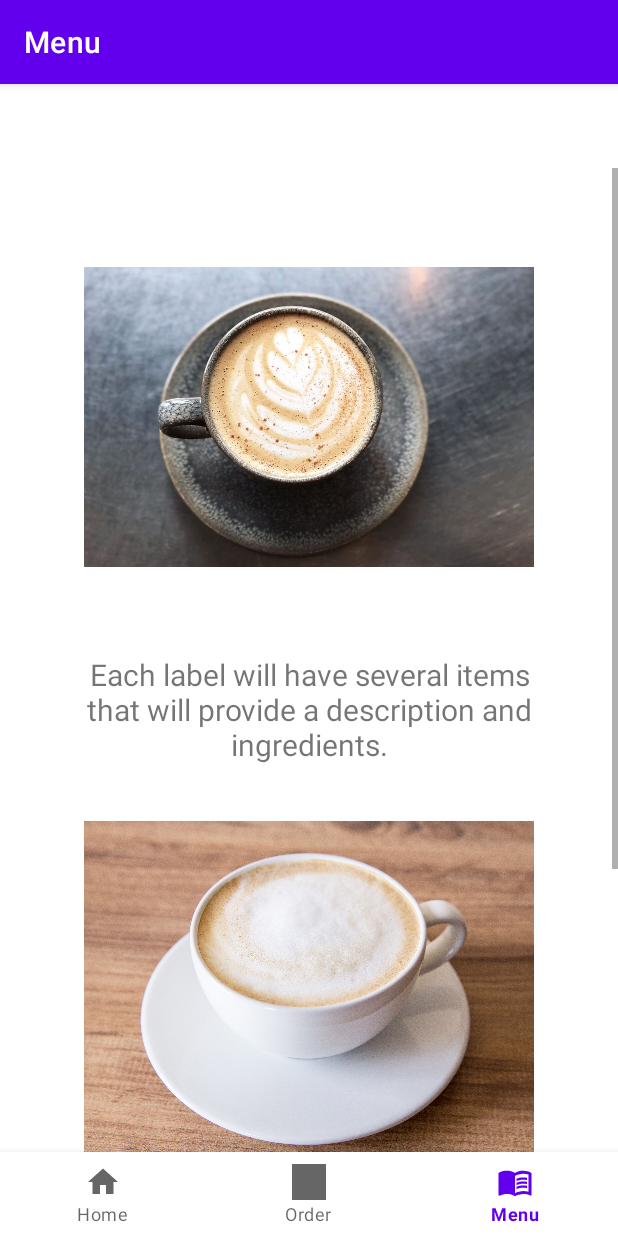
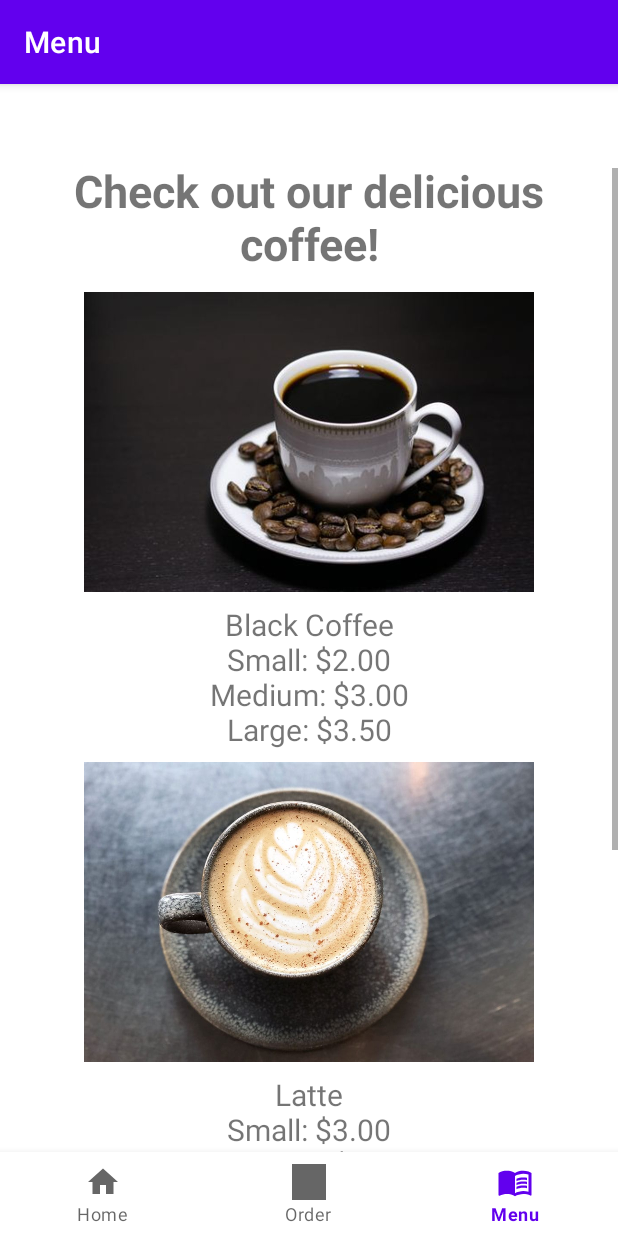
Before and after one commit to morganmschultz/CoffeeShopBeta, an Android app: the MenuFragment screen opened through its navigation route, on a phone screen of 412 x 824 dp. Run offline under Robolectric (Android 15) with nearby library versions, the phone set to English and light mode, and no system bars; our stand-ins replace navigation-ui.

Commit message:
Reformatted Menu page and added coffee pricing

```diff
--- a/app/src/main/java/com/example/coffeeshopprototype/ui/menu/MenuViewModel.kt
+++ b/app/src/main/java/com/example/coffeeshopprototype/ui/menu/MenuViewModel.kt
@@ -7,7 +7,7 @@ import androidx.lifecycle.ViewModel
 class MenuViewModel : ViewModel() {
 
     private val _text = MutableLiveData<String>().apply {
-        value = "Each label will have several items that will provide a description and ingredients."
+        value = "Latte\nSmall: $3.00\nMedium: $4.50\nLarge: $5.25"
     }
     val text: LiveData<String> = _text
 }
--- a/app/src/main/res/layout/fragment_menu.xml
+++ b/app/src/main/res/layout/fragment_menu.xml
@@ -6,73 +6,18 @@
     android:layout_height="match_parent"
     tools:context=".ui.menu.MenuFragment">
 
-<!--    <TextView-->
-<!--        android:id="@+id/coffee_label"-->
-<!--        android:layout_width="wrap_content"-->
-<!--        android:layout_height="wrap_content"-->
-<!--        android:layout_gravity="center_horizontal"-->
-<!--        android:layout_marginTop="28dp"-->
-<!--        android:text="@string/coffees"-->
-<!--        android:textAppearance="?attr/textAppearanceHeadline4"-->
-<!--        android:textColor="@color/pink_950"-->
-<!--        android:textSize="48sp"-->
-<!--        android:textStyle="bold"-->
-<!--        app:layout_constraintEnd_toEndOf="parent"-->
-<!--        app:layout_constraintHorizontal_bias="0.125"-->
-<!--        app:layout_constraintStart_toStartOf="parent"-->
-<!--        app:layout_constraintTop_toTopOf="parent" />-->
-
-<!--    <TextView-->
-<!--        android:id="@+id/coffee_label2"-->
-<!--        android:layout_width="wrap_content"-->
-<!--        android:layout_height="wrap_content"-->
-<!--        android:layout_gravity="center_horizontal"-->
-<!--        android:layout_marginTop="164dp"-->
-<!--        android:text="@string/baking_goods"-->
-<!--        android:textAppearance="?attr/textAppearanceHeadline4"-->
-<!--        android:textColor="@color/purple_400"-->
-<!--        android:textSize="48sp"-->
-<!--        android:textStyle="bold"-->
-<!--        app:layout_constraintEnd_toEndOf="parent"-->
-<!--        app:layout_constraintHorizontal_bias="0.28"-->
-<!--        app:layout_constraintStart_toStartOf="parent"-->
-<!--        app:layout_constraintTop_toTopOf="parent" />-->
-
-<!--    <TextView-->
-<!--        android:id="@+id/coffee_label3"-->
-<!--        android:layout_width="wrap_content"-->
-<!--        android:layout_height="wrap_content"-->
-<!--        android:layout_gravity="center_horizontal"-->
-<!--        android:layout_marginTop="292dp"-->
-<!--        android:text="@string/beans"-->
-<!--        android:textAppearance="?attr/textAppearanceHeadline4"-->
-<!--        android:textColor="@color/purple_500"-->
-<!--        android:textSize="48sp"-->
-<!--        android:textStyle="bold"-->
-<!--        app:layout_constraintEnd_toEndOf="parent"-->
-<!--        app:layout_constraintHorizontal_bias="0.109"-->
-<!--        app:layout_constraintStart_toStartOf="parent"-->
-<!--        app:layout_constraintTop_toTopOf="parent" />-->
-
-<!--    <TextView-->
-<!--        android:id="@+id/text_menu"-->
-<!--        android:layout_width="match_parent"-->
-<!--        android:layout_height="wrap_content"-->
-<!--        android:layout_marginStart="8dp"-->
-<!--        android:layout_marginTop="8dp"-->
-<!--        android:layout_marginEnd="8dp"-->
-<!--        android:textAlignment="center"-->
-<!--        android:textSize="20sp"-->
-<!--        app:layout_constraintBottom_toBottomOf="parent"-->
-<!--        app:layout_constraintEnd_toEndOf="parent"-->
-<!--        app:layout_constraintStart_toStartOf="parent"-->
-<!--        app:layout_constraintTop_toTopOf="parent" />-->
-
     <ScrollView
+        android:id="@+id/scrollView2"
         android:layout_width="match_parent"
         android:layout_height="match_parent"
-        tools:layout_editor_absoluteX="156dp"
-        tools:layout_editor_absoluteY="105dp">
+        app:layout_constraintBottom_toBottomOf="parent"
+        app:layout_constraintEnd_toEndOf="parent"
+        app:layout_constraintHorizontal_bias="0.0"
+        app:layout_constraintStart_toStartOf="parent"
+        app:layout_constraintTop_toTopOf="parent"
+        app:layout_constraintVertical_bias="0.0"
+        android:layout_marginTop="-30sp"
+        android:fillViewport="true">
 
         <LinearLayout
             android:layout_width="match_parent"
@@ -80,53 +25,17 @@
             android:orientation="vertical"
             android:padding="@dimen/side_margin">
 
-            <ImageView
-                android:id="@+id/latte"
-                android:layout_width="@dimen/image_size"
-                android:layout_height="@dimen/image_size"
-                android:layout_gravity="center_horizontal"
-                android:scaleType="centerInside"
-                android:contentDescription="@string/latte"
-                android:src="@drawable/latte"
-                tools:layout_editor_absoluteX="164dp"
-                tools:layout_editor_absoluteY="315dp" />
-
             <TextView
-                android:id="@+id/text_menu"
                 android:layout_width="match_parent"
-                android:layout_height="wrap_content"
+                android:layout_height="match_parent"
                 android:layout_marginStart="8dp"
                 android:layout_marginTop="8dp"
                 android:layout_marginEnd="8dp"
+                android:layout_marginBottom="12dp"
+                android:text="@string/menu_heading"
                 android:textAlignment="center"
-                android:textSize="20sp"
-                android:text="@string/latte_description"
-                app:layout_constraintBottom_toBottomOf="parent"
-                app:layout_constraintEnd_toEndOf="parent"
-                app:layout_constraintStart_toStartOf="parent"
-                app:layout_constraintTop_toTopOf="parent" />
-
-            <ImageView
-                android:id="@+id/cappuccino"
-                android:layout_width="@dimen/image_size"
-                android:layout_height="@dimen/image_size"
-                android:layout_gravity="center_horizontal"
-                android:scaleType="centerInside"
-                android:contentDescription="@string/cappuccino"
-                android:src="@drawable/cappuccino"
-                tools:layout_editor_absoluteX="164dp"
-                tools:layout_editor_absoluteY="315dp" />
-
-            <TextView
-                android:id="@+id/text_menu2"
-                android:layout_width="match_parent"
-                android:layout_height="wrap_content"
-                android:layout_marginStart="8dp"
-                android:layout_marginTop="8dp"
-                android:layout_marginEnd="8dp"
-                android:textAlignment="center"
-                android:textSize="20sp"
-                android:text="@string/cappuccino_description"
+                android:textSize="30sp"
+                android:textStyle="bold"
                 app:layout_constraintBottom_toBottomOf="parent"
                 app:layout_constraintEnd_toEndOf="parent"
                 app:layout_constraintStart_toStartOf="parent"
@@ -135,10 +44,10 @@
             <ImageView
                 android:id="@+id/black_coffee"
                 android:layout_width="@dimen/image_size"
-                android:layout_height="@dimen/image_size"
+                android:layout_height="200dp"
                 android:layout_gravity="center_horizontal"
+                android:contentDescription="@string/black_coffee"
                 android:scaleType="centerInside"
-                android:contentDescription="@string/black_coffee"
                 android:src="@drawable/black_coffee"
                 tools:layout_editor_absoluteX="164dp"
                 tools:layout_editor_absoluteY="315dp" />
@@ -150,13 +59,70 @@
                 android:layout_marginStart="8dp"
                 android:layout_marginTop="8dp"
                 android:layout_marginEnd="8dp"
+                android:layout_marginBottom="8dp"
+                android:text="@string/black_coffee_description"
                 android:textAlignment="center"
                 android:textSize="20sp"
-                android:text="@string/black_coffee_description"
                 app:layout_constraintBottom_toBottomOf="parent"
                 app:layout_constraintEnd_toEndOf="parent"
                 app:layout_constraintStart_toStartOf="parent"
                 app:layout_constraintTop_toTopOf="parent" />
+
+            <ImageView
+                android:id="@+id/latte"
+                android:layout_width="@dimen/image_size"
+                android:layout_height="200dp"
+                android:layout_gravity="center_horizontal"
+                android:contentDescription="@string/latte"
+                android:scaleType="centerInside"
+                android:src="@drawable/latte"
+                tools:layout_editor_absoluteX="164dp"
+                tools:layout_editor_absoluteY="315dp" />
+
+            <TextView
+                android:id="@+id/text_menu"
+                android:layout_width="match_parent"
+                android:layout_height="match_parent"
+                android:layout_marginStart="8dp"
+                android:layout_marginTop="8dp"
+                android:layout_marginEnd="8dp"
+                android:layout_marginBottom="8dp"
+                android:text="@string/latte_description"
+                android:textAlignment="center"
+                android:textSize="20sp"
+                app:layout_constraintBottom_toBottomOf="parent"
+                app:layout_constraintEnd_toEndOf="parent"
+                app:layout_constraintStart_toStartOf="parent"
+                app:layout_constraintTop_toTopOf="parent" />
+
+            <ImageView
+                android:id="@+id/cappuccino"
+                android:layout_width="@dimen/image_size"
+                android:layout_height="227dp"
+                android:layout_gravity="center_horizontal"
+                android:contentDescription="@string/cappuccino"
+                android:scaleType="centerInside"
+                android:src="@drawable/cappuccino"
+                tools:ignore="ImageContrastCheck"
+                tools:layout_editor_absoluteX="164dp"
+                tools:layout_editor_absoluteY="315dp" />
+
+            <TextView
+                android:id="@+id/text_menu2"
+                android:layout_width="match_parent"
+                android:layout_height="wrap_content"
+                android:layout_marginStart="8dp"
+                android:layout_marginTop="8dp"
+                android:layout_marginEnd="8dp"
+                android:layout_marginBottom="8dp"
+                android:text="@string/cappuccino_description"
+                android:textAlignment="center"
+                android:textSize="20sp"
+                app:layout_constraintBottom_toBottomOf="parent"
+                app:layout_constraintEnd_toEndOf="parent"
+                app:layout_constraintStart_toStartOf="parent"
+                app:layout_constraintTop_toTopOf="parent"
+                android:paddingBottom="40dp"/>
         </LinearLayout>
     </ScrollView>
 </androidx.constraintlayout.widget.ConstraintLayout>
--- a/app/src/main/res/values/strings.xml
+++ b/app/src/main/res/values/strings.xml
@@ -37,14 +37,15 @@
     <string name="coffees">Coffees</string>
     <string name="baking_goods">Baking Goods</string>
     <string name="beans">Beans</string>
-    <string name="black_coffee_description">This is a black coffee</string>
-    <string name="cappuccino_description">This is a cappuccino</string>
+    <string name="black_coffee_description">Black Coffee\nSmall: $2.00\nMedium: $3.00\nLarge: $3.50</string>
+    <string name="cappuccino_description">Cappuccino\nSmall: $3.50\nMedium: $5.25\nLarge: $6.12</string>
     <string name="latte_description">This is a latte</string>
     <string name="small">Small</string>
     <string name="medium">Medium</string>
     <string name="large">Large</string>
     <string name="size">Size</string>
     <string name="new_coffee_order">New Coffee Order</string>
+    <string name="menu_heading">Check out our delicious coffee!</string>
 
 
 </resources>
```
